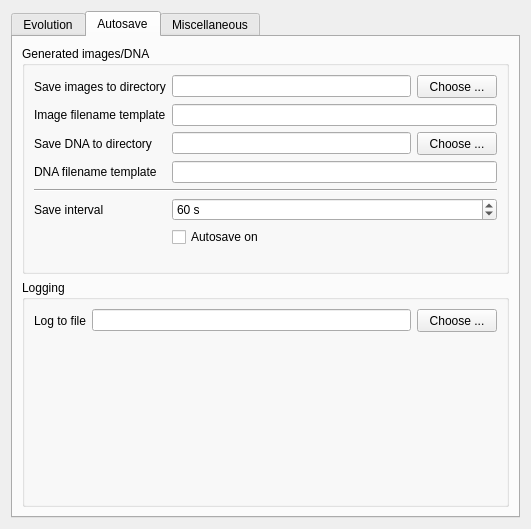
superkartoffel/evo-cubist, file optionsform.ui: the form before one commit.
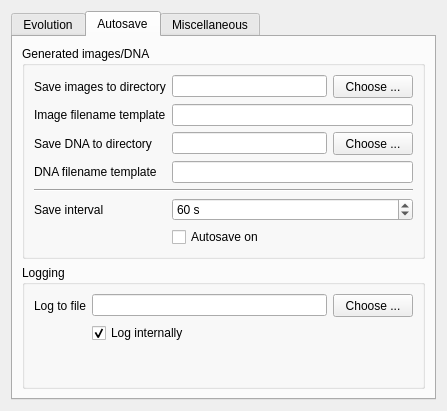
The form after the commit. The open tabs and pages were chosen to show the change. Icons and pictures are not drawn.

What changed in the file:
```diff
--- a/optionsform.ui
+++ b/optionsform.ui
@@ -6,8 +6,8 @@
    <rect>
     <x>0</x>
     <y>0</y>
-    <width>531</width>
-    <height>529</height>
+    <width>427</width>
+    <height>396</height>
    </rect>
   </property>
   <property name="windowTitle">
@@ -659,14 +659,14 @@
          <layout class="QGridLayout" name="gridLayout_4">
           <item row="0" column="0">
            <layout class="QFormLayout" name="formLayout_4">
-            <item row="0" column="0">
+            <item row="1" column="0">
              <widget class="QLabel" name="logToFileLabel">
               <property name="text">
                <string>Log to file</string>
               </property>
              </widget>
             </item>
-            <item row="0" column="1">
+            <item row="1" column="1">
              <layout class="QHBoxLayout" name="horizontalLayout_8">
               <item>
                <widget class="QLineEdit" name="logFileLineEdit"/>
@@ -686,6 +686,16 @@
               </item>
              </layout>
             </item>
+            <item row="2" column="1">
+             <widget class="QCheckBox" name="internalLogCheckBox">
+              <property name="text">
+               <string>Log internally</string>
+              </property>
+              <property name="checked">
+               <bool>true</bool>
+              </property>
+             </widget>
+            </item>
            </layout>
           </item>
          </layout>
```
Left out of the diff: 2 changed lines with no effect on the pictures.
